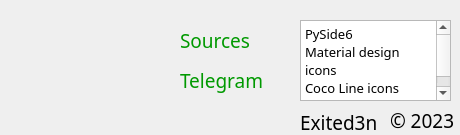
This is windows.ui in akhomlyuk/ROT_decoder_GUI as Qt 5 draws it before an edit. The edited form follows.
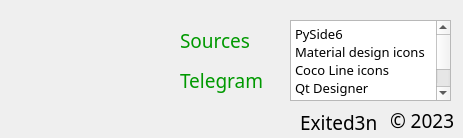
This is the edited form. Icons and pictures are not drawn.

```diff
--- a/windows.ui
+++ b/windows.ui
@@ -12,8 +12,8 @@
    <rect>
     <x>0</x>
     <y>0</y>
-    <width>460</width>
-    <height>135</height>
+    <width>463</width>
+    <height>138</height>
    </rect>
   </property>
   <property name="font">
@@ -171,12 +171,21 @@
    </property>
    <property name="geometry">
     <rect>
-     <x>300</x>
+     <x>290</x>
      <y>20</y>
-     <width>151</width>
+     <width>161</width>
      <height>81</height>
     </rect>
    </property>
+   <property name="font">
+    <font>
+     <family>Ubuntu Medium</family>
+     <pointsize>10</pointsize>
+    </font>
+   </property>
+   <property name="acceptDrops">
+    <bool>false</bool>
+   </property>
    <property name="readOnly">
     <bool>true</bool>
    </property>
@@ -187,11 +196,13 @@
 hr { height: 1px; border-width: 0; }
 li.unchecked::marker { content: &quot;\2610&quot;; }
 li.checked::marker { content: &quot;\2612&quot;; }
-&lt;/style&gt;&lt;/head&gt;&lt;body style=&quot; font-family:'Ubuntu Medium'; font-size:14pt; font-weight:400; font-style:normal;&quot;&gt;
-&lt;p style=&quot; margin-top:0px; margin-bottom:0px; margin-left:0px; margin-right:0px; -qt-block-indent:0; text-indent:0px;&quot;&gt;&lt;span style=&quot; font-size:10pt;&quot;&gt;PySide6&lt;/span&gt;&lt;/p&gt;
-&lt;p style=&quot; margin-top:0px; margin-bottom:0px; margin-left:0px; margin-right:0px; -qt-block-indent:0; text-indent:0px;&quot;&gt;&lt;span style=&quot; font-size:10pt;&quot;&gt;Material design icons&lt;/span&gt;&lt;/p&gt;
-&lt;p style=&quot; margin-top:0px; margin-bottom:0px; margin-left:0px; margin-right:0px; -qt-block-indent:0; text-indent:0px;&quot;&gt;&lt;span style=&quot; font-size:10pt;&quot;&gt;Coco Line icons&lt;/span&gt;&lt;/p&gt;
-&lt;p style=&quot; margin-top:0px; margin-bottom:0px; margin-left:0px; margin-right:0px; -qt-block-indent:0; text-indent:0px;&quot;&gt;&lt;span style=&quot; font-size:10pt;&quot;&gt;Qt Designer&lt;/span&gt;&lt;/p&gt;&lt;/body&gt;&lt;/html&gt;</string>
+&lt;/style&gt;&lt;/head&gt;&lt;body style=&quot; font-family:'Ubuntu Medium'; font-size:10pt; font-weight:400; font-style:normal;&quot;&gt;
+&lt;p style=&quot; margin-top:0px; margin-bottom:0px; margin-left:0px; margin-right:0px; -qt-block-indent:0; text-indent:0px;&quot;&gt;PySide6&lt;/p&gt;
+&lt;p style=&quot; margin-top:0px; margin-bottom:0px; margin-left:0px; margin-right:0px; -qt-block-indent:0; text-indent:0px;&quot;&gt;Material design icons&lt;/p&gt;
+&lt;p style=&quot; margin-top:0px; margin-bottom:0px; margin-left:0px; margin-right:0px; -qt-block-indent:0; text-indent:0px;&quot;&gt;Coco Line icons&lt;/p&gt;
+&lt;p style=&quot; margin-top:0px; margin-bottom:0px; margin-left:0px; margin-right:0px; -qt-block-indent:0; text-indent:0px;&quot;&gt;Qt Designer&lt;/p&gt;
+&lt;p style=&quot; margin-top:0px; margin-bottom:0px; margin-left:0px; margin-right:0px; -qt-block-indent:0; text-indent:0px;&quot;&gt;Nuitka&lt;/p&gt;
+&lt;p style=&quot; margin-top:0px; margin-bottom:0px; margin-left:0px; margin-right:0px; -qt-block-indent:0; text-indent:0px;&quot;&gt;mingw64&lt;/p&gt;&lt;/body&gt;&lt;/html&gt;</string>
    </property>
   </widget>
  </widget>
```
